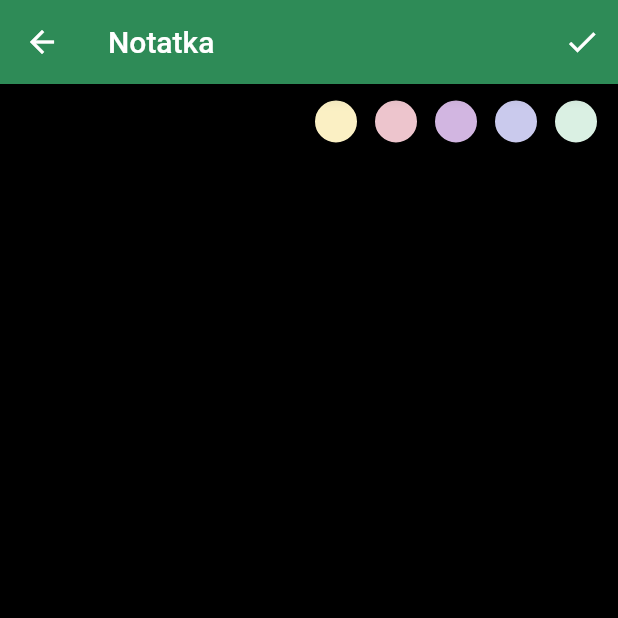
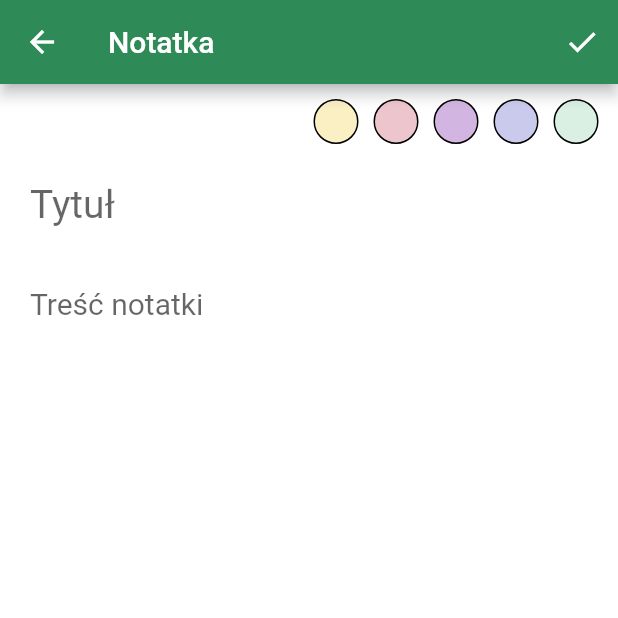
Before and after one commit to zysek11/LifestyleApplication, a Flutter app: the NotePage screen opened directly, on a phone screen of 412 x 824 dp, the top half of it. Run offline on Flutter 3.47's test engine with Material 2 defaults, Android fonts, the phone set to English and light mode, and no system bars; our stand-ins replace fluttertoast, getwidget, google_nav_bar, hive, hive_flutter, image_picker and 4 more; missing offline and left inert: simple_progress_indicators; accounts and stored records are empty.

Commit message:
color bugfix

```diff
--- a/lib/Pages/miniApps/NotePage.dart
+++ b/lib/Pages/miniApps/NotePage.dart
@@ -25,7 +25,7 @@ class _NotePageState extends State<NotePage> {
     0xFFDAF0E3, // Fioletowy
   ];
 
-  int selectedColor = 0xFF000000; // Domyślnie czerwony
+  int selectedColor = 0xFFFFFFFF; // Domyślnie czerwony
 
   @override
   void initState() {
```
